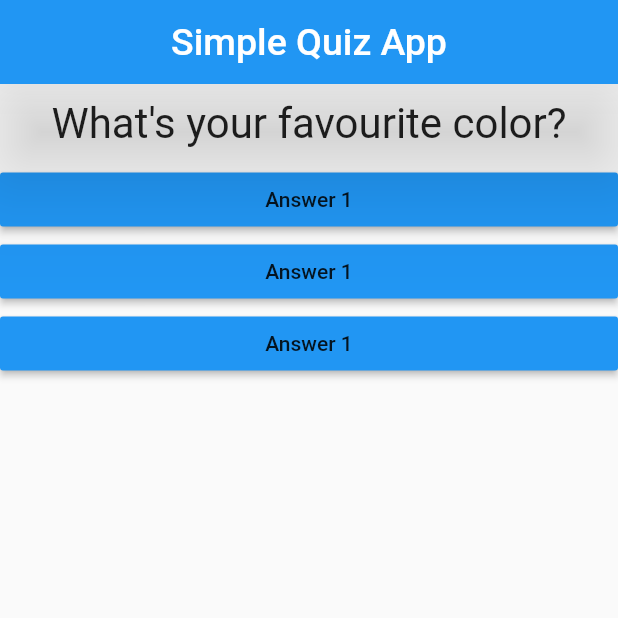
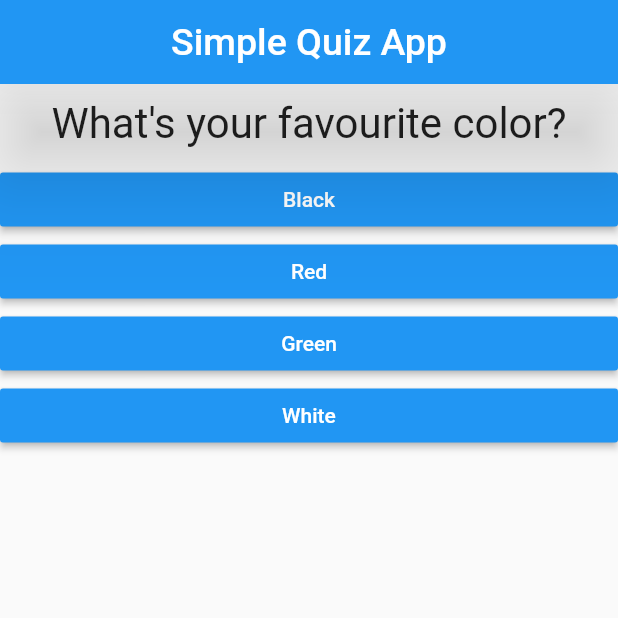
Before and after one commit to KKAMLESH286/Flutter_development, a Flutter app: the screen it shows after launch, on a phone screen of 412 x 824 dp, the top half of it. Run offline on Flutter 3.47's test engine with Material 2 defaults, Android fonts, the phone set to English and light mode, and no system bars.

Commit message:
till 50th lecture

```diff
--- a/lib/answer.dart
+++ b/lib/answer.dart
@@ -2,16 +2,18 @@ import 'package:flutter/material.dart';
 
 class Answer extends StatelessWidget {
   final Function selectHandler;
+  final String answerText;
 
 
-  Answer(this.selectHandler);
+  Answer(this.selectHandler, this.answerText);
   @override
   Widget build(BuildContext context) {
     return Container(
       width: double.infinity,
       child: RaisedButton(
         color: Colors.blue,
-        child: Text("Answer 1"),
+        textColor: Colors.white,
+        child: Text(answerText),
         onPressed: selectHandler,
       ),
     );
--- a/lib/main.dart
+++ b/lib/main.dart
@@ -18,7 +18,20 @@ class MyApp extends StatefulWidget{
 
 
 class _MyAppState extends State<MyApp> {
-
+    final questions = const [
+      {
+      'questionText':'What\'s your favourite color?',
+      'answerText': ['Black', 'Red', 'Green', 'White']
+      },
+      {
+        'questionText': 'What\'s your favourite animal?',
+      'answerText': ['Dog', 'Cat', 'Rabbit']
+      },
+      {
+        'questionText': 'What\'s your favourite movie?',
+      'answerText': ['Tenet', 'Pulp Fiction', 'Inception']
+      }
+    ];
 
 
 
@@ -26,37 +39,40 @@ class _MyAppState extends State<MyApp> {
     var _questionIndex = 0;
 
     void _answerQuestion(){
+
       setState(()=>{
         _questionIndex = _questionIndex+1
+
       });
-
+      if (_questionIndex < questions.length) {
+          print('We have more questions!');
+    } else {
+      print('No more questions!');
+    }
 
     }
 
     @override
   Widget build(BuildContext context){
 
-    var questions = [
-      'What\'s your favourite color?',
-      'What\'s your favourite animal?',
-      'What\'s your favourite movie?'
-    ];
+
     return MaterialApp(home: Scaffold(appBar: AppBar(
     title: Text('Simple Quiz App', style: TextStyle(fontSize: 25),),
     centerTitle: true,
     elevation: 30,
 
   ),
-  body: Column(
+  body: _questionIndex < questions.length ? Column(
     children: [
-    Question(questions[_questionIndex],
+    Question(
+      questions[_questionIndex]['questionText'],
     ),
 
 
-    Answer(_answerQuestion),
-    Answer(_answerQuestion),
-    Answer(_answerQuestion),
-   ]),
+    ...(questions[_questionIndex]['answerText'] as List<String>).map((answerText){
+      return Answer(_answerQuestion, answerText);
+    }).toList()
+   ]): Center(child: Text('You did it'),) ,
 
 
     ),
```
